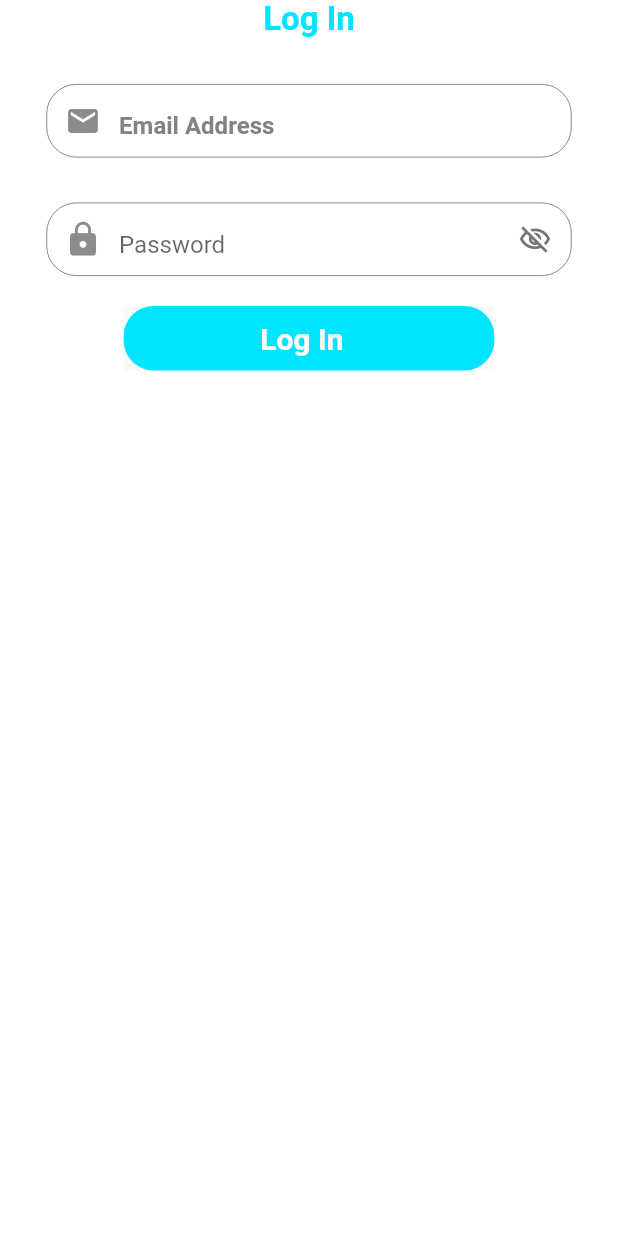
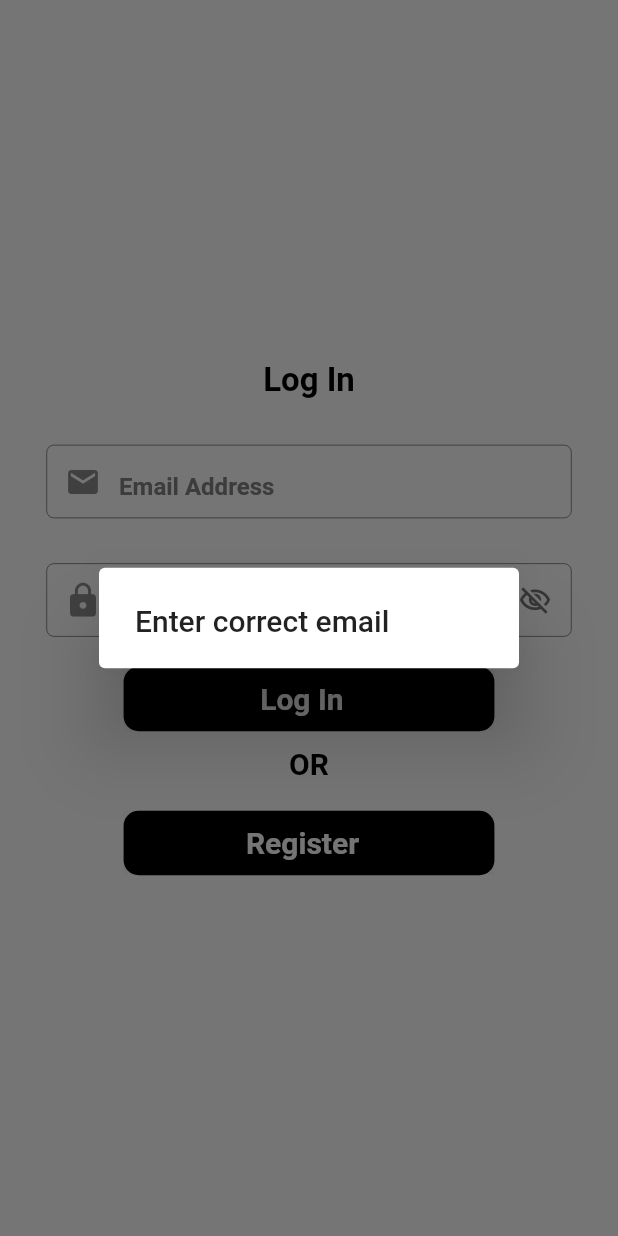
Before and after one commit to harshjain74/testing, a Flutter app: the screen it shows after launch, after a tap on "Log In", on a phone screen of 412 x 824 dp. Run offline on Flutter 3.47's test engine with Material 2 defaults, Android fonts, the phone set to English and light mode, and no system bars; our stand-ins replace firebase_auth, firebase_core; accounts and stored records are empty.

```diff
--- a/lib/main.dart
+++ b/lib/main.dart
@@ -1,7 +1,11 @@
+import 'package:firebase_auth/firebase_auth.dart';
+import 'package:firebase_core/firebase_core.dart';
 import 'package:flutter/material.dart';
 import 'package:testing/screen/login.dart';
 
-void main() {
+void main() async {
+  WidgetsFlutterBinding.ensureInitialized();
+  await Firebase.initializeApp();
   runApp(const MyApp());
 }
 
@@ -13,7 +17,7 @@ class MyApp extends StatelessWidget {
   Widget build(BuildContext context) {
     return MaterialApp(
       debugShowCheckedModeBanner: false,
-      title: 'Flutter Demo',
+      title: 'Testing',
       theme: ThemeData(
         // This is the theme of your application.
         //
@@ -55,6 +59,14 @@ class _MyHomePageState extends State<MyHomePage> {
     });
   }
 
+  logout() async {
+    await FirebaseAuth.instance.signOut();
+    Navigator.of(context).pushAndRemoveUntil(
+        MaterialPageRoute(builder: (BuildContext context) {
+      return Login();
+    }), (route) => false);
+  }
+
   @override
   Widget build(BuildContext context) {
     // This method is rerun every time setState is called, for instance as done
@@ -67,10 +79,13 @@ class _MyHomePageState extends State<MyHomePage> {
       appBar: AppBar(
         actions: [
           IconButton(
-            onPressed: () {},
+            onPressed: () {
+              logout();
+            },
             icon: const Icon(Icons.logout),
           )
         ],
+        centerTitle: true,
         // Here we take the value from the MyHomePage object that was created by
         // the App.build method, and use it to set our appbar title.
         title: Text("Home"),
--- a/lib/screen/login.dart
+++ b/lib/screen/login.dart
@@ -1,4 +1,6 @@
+import 'package:firebase_auth/firebase_auth.dart';
 import 'package:flutter/material.dart';
+import 'package:testing/screen/register.dart';
 
 import '../main.dart';
 
@@ -31,10 +33,6 @@ class _LoginState extends State<Login> with TickerProviderStateMixin {
     return Scaffold(
       key: scaffoldKey,
       body: SafeArea(
-        child: Stack(
-          children: [
-            SingleChildScrollView(
-              keyboardDismissBehavior: ScrollViewKeyboardDismissBehavior.onDrag,
         child: Container(
           width: MediaQuery.of(context).size.width,
           height: MediaQuery.of(context).size.height * 1,
@@ -42,12 +40,13 @@ class _LoginState extends State<Login> with TickerProviderStateMixin {
             color: Colors.white,
           ),
           child: Column(
+            mainAxisAlignment: MainAxisAlignment.center,
             mainAxisSize: MainAxisSize.max,
             children: [
-                    Text(
+              const Text(
                 'Log In',
                 style: TextStyle(
-                        color: Colors.cyanAccent[400],
+                  color: Colors.black,
                   fontSize: 22,
                   fontWeight: FontWeight.w600,
                 ),
@@ -60,7 +59,7 @@ class _LoginState extends State<Login> with TickerProviderStateMixin {
                       width: MediaQuery.of(context).size.width * 0.85,
                       decoration: BoxDecoration(
                         color: Colors.white,
-                              borderRadius: BorderRadius.circular(20),
+                        borderRadius: BorderRadius.circular(5),
                         border: Border.all(
                           color: Color(0xFF656464),
                           width: 0.5,
@@ -117,15 +116,14 @@ class _LoginState extends State<Login> with TickerProviderStateMixin {
                 ),
               ),
               Padding(
-                      padding:
-                          const EdgeInsetsDirectional.fromSTEB(0, 30, 0, 0),
+                padding: const EdgeInsetsDirectional.fromSTEB(0, 30, 0, 0),
                 child: Column(
                   children: [
                     Container(
                       width: MediaQuery.of(context).size.width * 0.85,
                       decoration: BoxDecoration(
                         color: Colors.white,
-                              borderRadius: BorderRadius.circular(20),
+                        borderRadius: BorderRadius.circular(5),
                         border: Border.all(
                           color: Color(0xFF656464),
                           width: 0.5,
@@ -163,8 +161,7 @@ class _LoginState extends State<Login> with TickerProviderStateMixin {
                           ),
                           suffixIcon: GestureDetector(
                             onTap: () => setState(
-                                    () => passwordVisibility =
-                                        !passwordVisibility,
+                              () => passwordVisibility = !passwordVisibility,
                             ),
                             child: Icon(
                               passwordVisibility
@@ -191,22 +188,67 @@ class _LoginState extends State<Login> with TickerProviderStateMixin {
                 padding: EdgeInsetsDirectional.fromSTEB(0, 20, 0, 0),
                 child: Material(
                   child: GestureDetector(
-                          onTap: () async {},
+                    onTap: () async {
+                      login();
+                    },
                     child: Container(
                       width: MediaQuery.of(context).size.width * 0.6,
                       decoration: BoxDecoration(
-                              color: Colors.cyanAccent[400],
-                              borderRadius: BorderRadius.circular(20),
+                        color: Colors.black,
+                        borderRadius: BorderRadius.circular(10),
                       ),
                       alignment:
-                                AlignmentDirectional(-0.050000000000000044, 0),
-                            child: Padding(
-                              padding:
-                                  EdgeInsetsDirectional.fromSTEB(0, 10, 0, 10),
+                          const AlignmentDirectional(-0.050000000000000044, 0),
+                      child: const Padding(
+                        padding: EdgeInsetsDirectional.fromSTEB(0, 10, 0, 10),
                         child: Text(
                           'Log In',
                           style: TextStyle(
-                                  color: Color(0xFFFDFAFA),
+                            color: Colors.white,
+                            fontSize: 20,
+                            fontWeight: FontWeight.w600,
+                          ),
+                        ),
+                      ),
+                    ),
+                  ),
+                ),
+              ),
+              Container(
+                height: 10,
+              ),
+              const Text(
+                'OR',
+                style: TextStyle(
+                  color: Colors.black,
+                  fontSize: 20,
+                  fontWeight: FontWeight.w600,
+                ),
+              ),
+              Padding(
+                padding: EdgeInsetsDirectional.fromSTEB(0, 20, 0, 0),
+                child: Material(
+                  child: GestureDetector(
+                    onTap: () async {
+                      Navigator.of(context).push(
+                          MaterialPageRoute(builder: (BuildContext context) {
+                        return Signup();
+                      }));
+                    },
+                    child: Container(
+                      width: MediaQuery.of(context).size.width * 0.6,
+                      decoration: BoxDecoration(
+                        color: Colors.black,
+                        borderRadius: BorderRadius.circular(10),
+                      ),
+                      alignment:
+                          const AlignmentDirectional(-0.050000000000000044, 0),
+                      child: const Padding(
+                        padding: EdgeInsetsDirectional.fromSTEB(0, 10, 0, 10),
+                        child: Text(
+                          'Register',
+                          style: TextStyle(
+                            color: Colors.white,
                             fontSize: 20,
                             fontWeight: FontWeight.w600,
                           ),
@@ -220,9 +262,73 @@ class _LoginState extends State<Login> with TickerProviderStateMixin {
           ),
         ),
       ),
-          ],
-        ),
-      ),
     );
   }
+
+  login() async {
+    if (emailcontroller.text.isEmpty) {
+      return showDialog(
+          context: context,
+          builder: (BuildContext context) {
+            return const AlertDialog(
+              title: Text("Enter correct email"),
+            );
+          });
+    } else if (passwordcontroller.text.length < 6) {
+      return showDialog(
+          context: context,
+          builder: (BuildContext context) {
+            return const AlertDialog(
+              title: Text("Password length should be minimum 6"),
+            );
+          });
+    } else {
+      try {
+        final user = await FirebaseAuth.instance.signInWithEmailAndPassword(
+            email: emailcontroller.text, password: passwordcontroller.text);
+        if (user != null) {
+          Navigator.of(context).pushAndRemoveUntil(
+              MaterialPageRoute(builder: (BuildContext context) {
+            return MyHomePage();
+          }), (route) => false);
+        } else {
+          return showDialog(
+              context: context,
+              builder: (BuildContext context) {
+                return const AlertDialog(
+                  title: Text("Something went wrong"),
+                );
+              });
         }
+      } on FirebaseAuthException catch (e) {
+        if (e.code == 'user-not-found') {
+          return showDialog(
+              context: context,
+              builder: (BuildContext context) {
+                return const AlertDialog(
+                  title: Text("User not registered"),
+                );
+              });
+        } else {
+          if (e.code == 'wrong-password') {
+            return showDialog(
+                context: context,
+                builder: (BuildContext context) {
+                  return const AlertDialog(
+                    title: Text("Wrong Password"),
+                  );
+                });
+          } else {
+            return showDialog(
+                context: context,
+                builder: (BuildContext context) {
+                  return AlertDialog(
+                    title: Text(e.code),
+                  );
+                });
+          }
+        }
+      }
+    }
+  }
+}
--- a/pubspec.yaml
+++ b/pubspec.yaml
@@ -34,6 +34,8 @@ dependencies:
   # The following adds the Cupertino Icons font to your application.
   # Use with the CupertinoIcons class for iOS style icons.
   cupertino_icons: ^1.0.2
+  firebase_core: ^2.3.0
+  firebase_auth: ^4.1.4
 
 dev_dependencies:
   flutter_test:
```
Also changed, not shown: lib/screen/register.dart (+93 -26 lines), pubspec.lock, 2 other files. Lines whose indentation alone changed are shown as unchanged.
